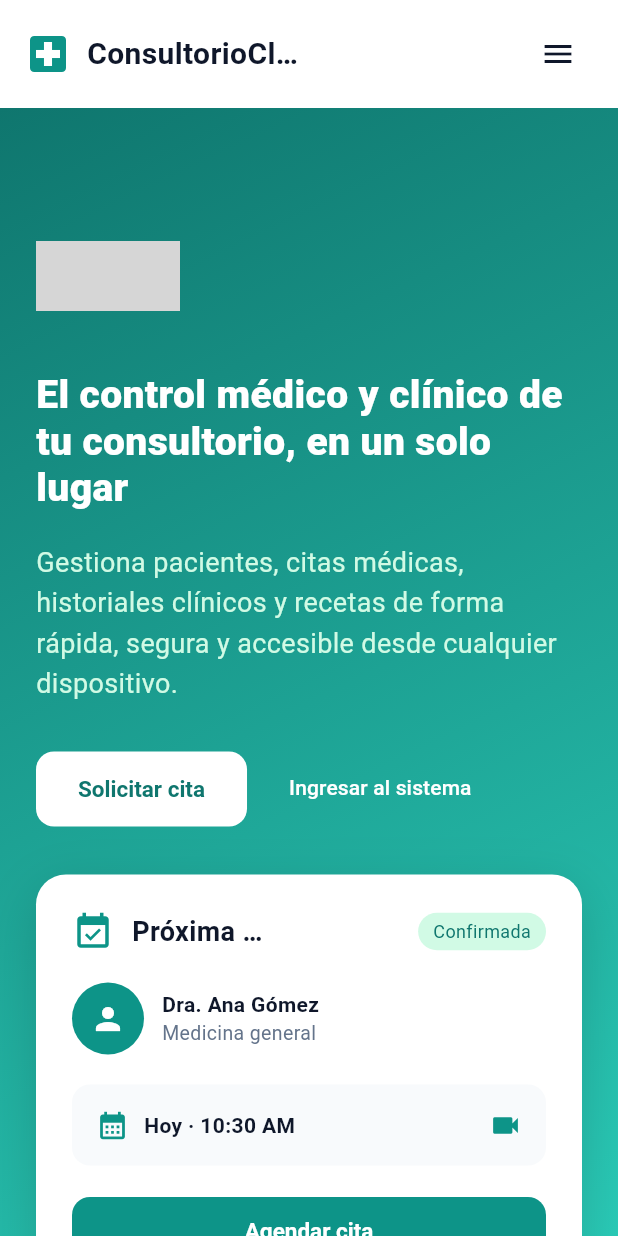
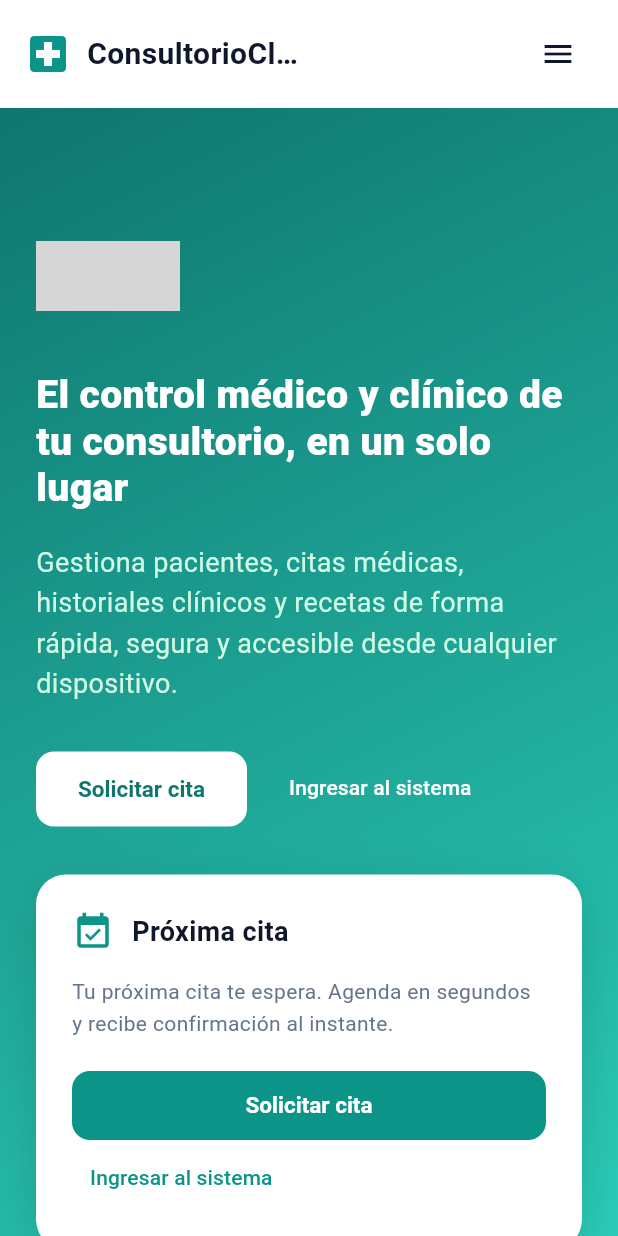
Before and after one commit to Nano3559/ConsultorioClinico, a Flutter app: the screen it shows after launch, on a phone screen of 412 x 824 dp. Run offline on Flutter 3.47's test engine with Material 3 defaults, Android fonts, the phone set to English and light mode, and no system bars; our stand-ins replace cloud_firestore, firebase_auth, firebase_core, fl_chart, go_router, lottie; accounts and stored records are empty; grey boxes are pictures that could not be loaded.

Commit message:
feat(landing): tarjeta 'Proxima cita' dinamica segun el usuario

```diff
--- a/frontend/lib/features/public/landing/sections/hero_section.dart
+++ b/frontend/lib/features/public/landing/sections/hero_section.dart
@@ -1,7 +1,14 @@
 import 'package:flutter/material.dart';
 import 'package:go_router/go_router.dart';
 import 'package:lottie/lottie.dart';
+import 'package:provider/provider.dart';
 import '../../../../core/constants/app_colors.dart';
+import '../../../../core/utils/app_formatters.dart';
+import '../../../../core/widgets/app_status_badge.dart';
+import '../../../../data/models/appointment.dart';
+import '../../../../data/models/user.dart';
+import '../../../../state/auth_provider.dart';
+import '../../../../state/clinic_provider.dart';
 
 /// Sección hero: portada con mensaje principal y tarjeta de próxima cita.
 class HeroSection extends StatelessWidget {
@@ -96,8 +103,146 @@ class _HeroText extends StatelessWidget {
   }
 }
 
+/// Tarjeta de "Próxima cita": muestra la cita real del usuario logueado
+/// (paciente -> su cita; médico -> su agenda; admin/recepción -> la próxima
+/// del consultorio). Si no hay sesión o no hay citas, muestra un CTA.
 class _HeroCard extends StatelessWidget {
   const _HeroCard();
+
+  @override
+  Widget build(BuildContext context) {
+    final auth = context.watch<AuthProvider>();
+    final clinic = context.watch<ClinicProvider>();
+    final isMedico = auth.currentUser?.role == UserRole.medico;
+
+    Appointment? next;
+    if (auth.isLogged && clinic.appointments.isNotEmpty) {
+      final startOfToday = () {
+        final t = DateTime.now();
+        return DateTime(t.year, t.month, t.day);
+      }();
+      final upcoming = clinic.appointments.where((a) {
+        if (a.status == AppointmentStatus.cancelada || a.status == AppointmentStatus.noAsistio) {
+          return false;
+        }
+        return !a.date.isBefore(startOfToday);
+      }).toList()
+        ..sort((a, b) {
+          final d = a.date.compareTo(b.date);
+          if (d != 0) return d;
+          return a.time.compareTo(b.time);
+        });
+      if (upcoming.isNotEmpty) next = upcoming.first;
+    }
+
+    if (next == null) {
+      return _CardBox(
+        children: [
+          const _TitleRow(),
+          const SizedBox(height: 16),
+          Text(
+            auth.isLogged
+                ? 'No tienes citas próximas. Agenda una nueva cuando quieras.'
+                : 'Tu próxima cita te espera. Agenda en segundos y recibe confirmación al instante.',
+            style: const TextStyle(color: AppColors.muted, height: 1.5),
+          ),
+          const SizedBox(height: 20),
+          SizedBox(
+            width: double.infinity,
+            child: FilledButton(
+              onPressed: () => context.push('/solicitar-cita'),
+              child: Text(auth.isLogged ? 'Agendar cita' : 'Solicitar cita'),
+            ),
+          ),
+          if (!auth.isLogged)
+            TextButton(
+              onPressed: () => context.push('/login'),
+              child: const Text('Ingresar al sistema'),
+            ),
+        ],
+      );
+    }
+
+    final doctor = clinic.doctorById(next!.doctorId);
+    final specialty = clinic.specialtyById(doctor.specialtyId);
+    final mainLine = isMedico ? clinic.patientName(next!.patientId) : doctor.displayName;
+    final subLine = isMedico ? 'Paciente' : '${specialty.name} · ${doctor.displayName}';
+
+    return _CardBox(
+      children: [
+        Row(
+          children: [
+            const Icon(Icons.event_available, color: AppColors.primary, size: 28),
+            const SizedBox(width: 12),
+            const Expanded(
+              child: Text(
+                'Próxima cita',
+                style: TextStyle(fontSize: 18, fontWeight: FontWeight.w700, color: AppColors.dark),
+                overflow: TextOverflow.ellipsis,
+              ),
+            ),
+            const Spacer(),
+            AppStatusBadge(status: next!.status),
+          ],
+        ),
+        const SizedBox(height: 20),
+        Row(
+          children: [
+            const CircleAvatar(
+              radius: 24,
+              backgroundColor: AppColors.primary,
+              child: Icon(Icons.person, color: Colors.white),
+            ),
+            const SizedBox(width: 12),
+            Expanded(
+              child: Column(
+                crossAxisAlignment: CrossAxisAlignment.start,
+                children: [
+                  Text(mainLine, style: const TextStyle(fontWeight: FontWeight.w600, color: AppColors.dark), overflow: TextOverflow.ellipsis),
+                  Text(subLine, style: const TextStyle(color: AppColors.muted, fontSize: 13), overflow: TextOverflow.ellipsis),
+                ],
+              ),
+            ),
+          ],
+        ),
+        const SizedBox(height: 20),
+        Container(
+          padding: const EdgeInsets.all(16),
+          decoration: BoxDecoration(
+            color: const Color(0xFFF8FAFC),
+            borderRadius: BorderRadius.circular(12),
+          ),
+          child: Row(
+            children: [
+              const Icon(Icons.calendar_month, color: AppColors.primary, size: 22),
+              const SizedBox(width: 10),
+              Expanded(
+                child: Text(
+                  '${AppFormatters.shortDate(next!.date)} · ${next!.time}',
+                  style: const TextStyle(fontWeight: FontWeight.w600, color: AppColors.dark),
+                ),
+              ),
+              Icon(isMedico ? Icons.person : Icons.videocam, color: AppColors.primary, size: 22),
+            ],
+          ),
+        ),
+        const SizedBox(height: 20),
+        SizedBox(
+          width: double.infinity,
+          child: FilledButton(
+            onPressed: () => context.push('/app'),
+            child: const Text('Ver mis citas'),
+          ),
+        ),
+      ],
+    );
+  }
+}
+
+class _CardBox extends StatelessWidget {
+  const _CardBox({required this.children});
+
+  final List<Widget> children;
 
   @override
   Widget build(BuildContext context) {
@@ -116,82 +261,29 @@ class _HeroCard extends StatelessWidget {
       ),
       child: Column(
         crossAxisAlignment: CrossAxisAlignment.start,
-        children: [
-          const Row(
-            children: [
-              Icon(Icons.event_available, color: AppColors.primary, size: 28),
-              SizedBox(width: 12),
-              Flexible(
-                child: Text(
-                  'Próxima cita',
-                  style: TextStyle(fontSize: 18, fontWeight: FontWeight.w700, color: AppColors.dark),
-                  overflow: TextOverflow.ellipsis,
-                ),
-              ),
-              Spacer(),
-              _Badge(text: 'Confirmada'),
-            ],
-          ),
-          const SizedBox(height: 20),
-          const Row(
-            children: [
-              CircleAvatar(radius: 24, backgroundColor: AppColors.primary, child: Icon(Icons.person, color: Colors.white)),
-              SizedBox(width: 12),
-              Expanded(
-                child: Column(
-                  crossAxisAlignment: CrossAxisAlignment.start,
-                  children: [
-                    Text('Dra. Ana Gómez', style: TextStyle(fontWeight: FontWeight.w600, color: AppColors.dark), overflow: TextOverflow.ellipsis),
-                    Text('Medicina general', style: TextStyle(color: AppColors.muted, fontSize: 13), overflow: TextOverflow.ellipsis),
-                  ],
-                ),
-              ),
-            ],
-          ),
-          const SizedBox(height: 20),
-          Container(
-            padding: const EdgeInsets.all(16),
-            decoration: BoxDecoration(
-              color: const Color(0xFFF8FAFC),
-              borderRadius: BorderRadius.circular(12),
-            ),
-            child: Row(
-              children: [
-                const Icon(Icons.calendar_month, color: AppColors.primary, size: 22),
-                const SizedBox(width: 10),
-                const Expanded(child: Text('Hoy · 10:30 AM', style: TextStyle(fontWeight: FontWeight.w600, color: AppColors.dark))),
-                const Icon(Icons.videocam, color: AppColors.primary, size: 22),
-              ],
-            ),
-          ),
-          const SizedBox(height: 20),
-          SizedBox(
-            width: double.infinity,
-            child: FilledButton(
-              onPressed: () => context.push('/solicitar-cita'),
-              child: const Text('Agendar cita'),
-            ),
-          ),
-        ],
+        children: children,
       ),
     );
   }
 }
 
-class _Badge extends StatelessWidget {
-  const _Badge({required this.text});
-
-  final String text;
+class _TitleRow extends StatelessWidget {
+  const _TitleRow();
 
   @override
   Widget build(BuildContext context) {
-    return Container(
-      padding: const EdgeInsets.symmetric(horizontal: 10, vertical: 4),
-      decoration: BoxDecoration(
-        color: const Color(0xFFD1FAE5),
-        borderRadius: BorderRadius.circular(20),
-      ),
-      child: Text(text, style: const TextStyle(color: AppColors.primaryDark, fontSize: 12)),
+    return const Row(
+      children: [
+        Icon(Icons.event_available, color: AppColors.primary, size: 28),
+        SizedBox(width: 12),
+        Expanded(
+          child: Text(
+            'Próxima cita',
+            style: TextStyle(fontSize: 18, fontWeight: FontWeight.w700, color: AppColors.dark),
+            overflow: TextOverflow.ellipsis,
+          ),
+        ),
+      ],
     );
   }
 }
```
